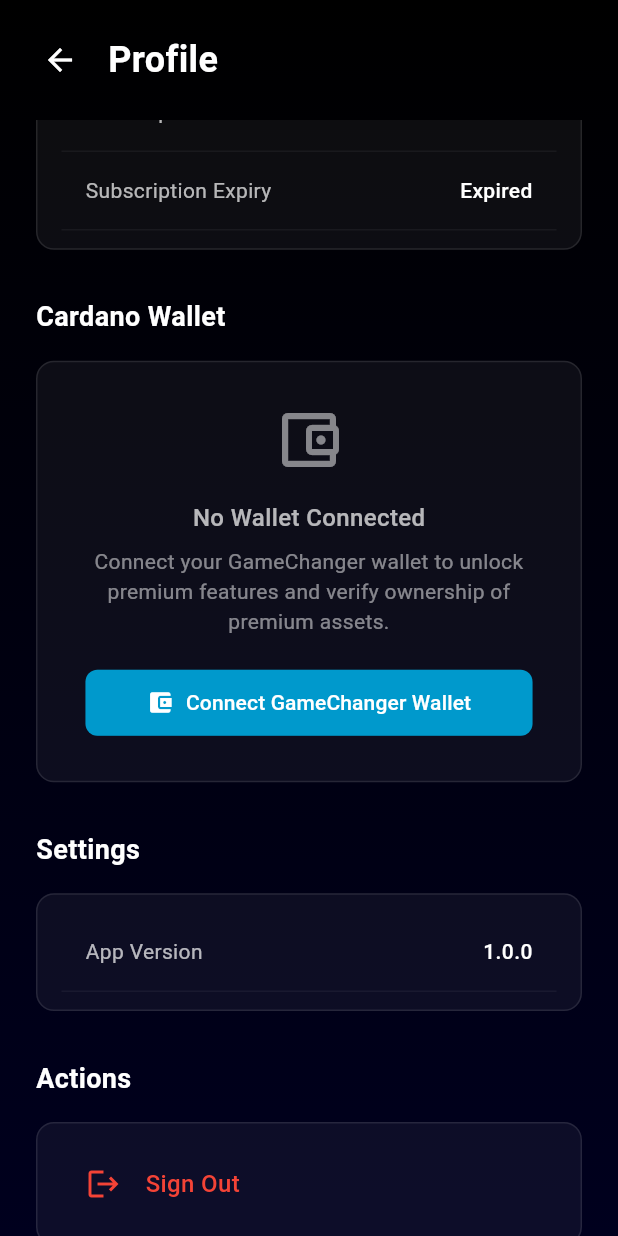
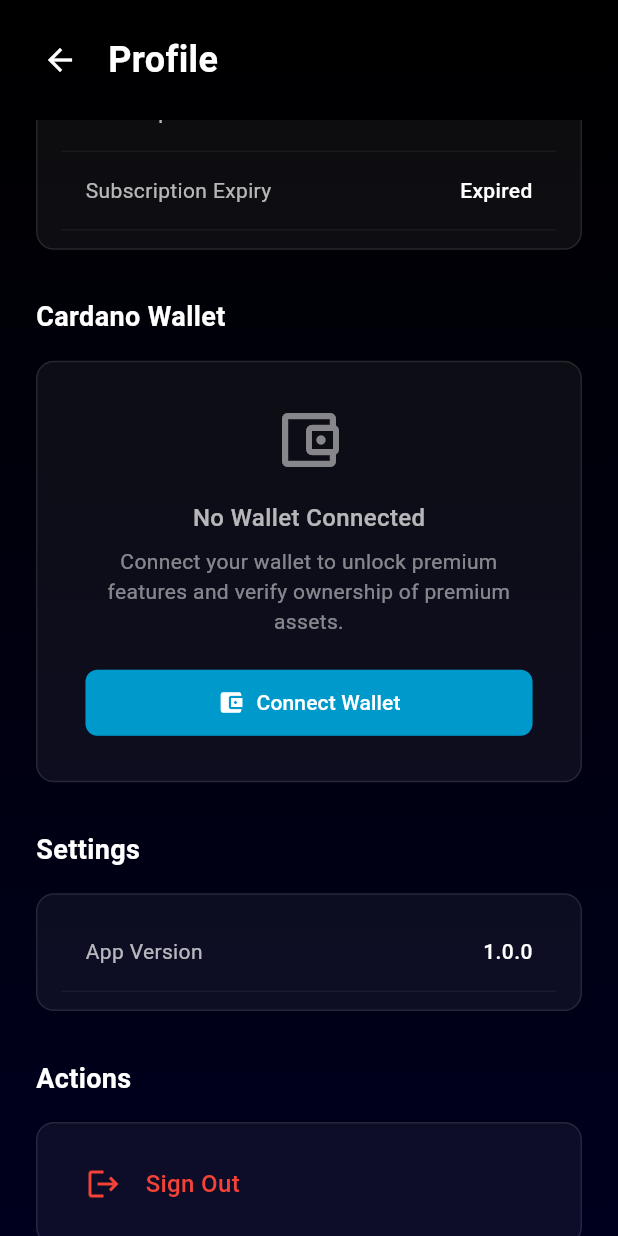
Before and after one commit to Flux-Point-Studios/yuti, a Flutter app: the ProfileScreen screen opened directly, scrolled down 1152 dp, on a phone screen of 412 x 824 dp. Run offline on Flutter 3.47's test engine with Material 3 defaults, Android fonts, the phone set to English and light mode, and no system bars; our stand-ins replace fl_chart, flutter_markdown, flutter_secure_storage, local_auth, permission_handler, qr_flutter and 4 more; missing offline and left inert: bip39_plus, cardano_dart_types, cardano_flutter_sdk, flutter_web_auth, mobile_scanner; accounts and stored records are empty.

Commit message:
chore(ui): rename 'Connect GameChanger Wallet' to 'Connect Wallet' and genericize copy

```diff
--- a/lib/screens/profile_screen.dart
+++ b/lib/screens/profile_screen.dart
@@ -1206,7 +1206,7 @@
                 ),
                 const SizedBox(height: 8),
                 Text(
-                  'Connect your GameChanger wallet to unlock premium features and verify ownership of premium assets.',
+                  'Connect your wallet to unlock premium features and verify ownership of premium assets.',
                   style: TextStyle(
                     color: Colors.white.withOpacity(0.5),
                     fontSize: 14,
@@ -1241,7 +1241,7 @@
                           children: [
                             Icon(Icons.account_balance_wallet, size: 18),
                             const SizedBox(width: 8),
-                            Text('Connect GameChanger Wallet'),
+                            Text('Connect Wallet'),
                           ],
                         ),
                   ),
```
